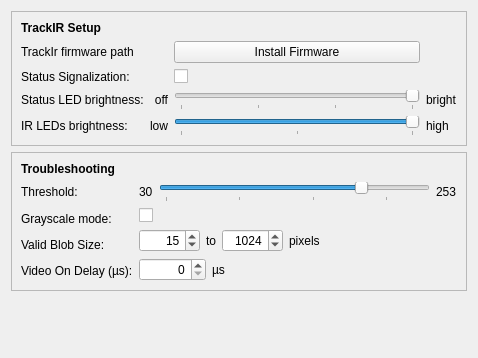
StarTuz/linuxtrack-Qt6-Wayland, file src/qt_gui/tir_setup.ui: the form before one commit.
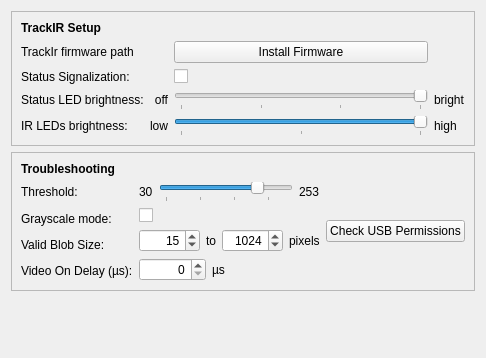
The form after the commit.

Commit message:
macOS: Fix build and resolve Linux USB permissions diagnostic
- Fix macOS build by adding mxml link directories and excluding .obj files from the linker.
- Resolve semaphore naming conflict on macOS.
- Modernize udev rules (remove GROUP=users, add TAG+=uaccess).
- Improve libusb error reporting with bus/device path and strerror.
- Add 'Check USB Permissions' diagnostic button to TrackIR settings GUI.

```diff
--- a/src/qt_gui/tir_setup.ui
+++ b/src/qt_gui/tir_setup.ui
@@ -439,6 +439,33 @@
           </item>
          </layout>
         </item>
+        <item>
+         <layout class="QHBoxLayout" name="horizontalLayout_5">
+          <item>
+           <widget class="QPushButton" name="TirCheckUsb">
+            <property name="text">
+             <string>Check USB Permissions</string>
+            </property>
+            <property name="toolTip">
+             <string>Run USB diagnostics to help troubleshoot device access issues.</string>
+            </property>
+           </widget>
+          </item>
+          <item>
+           <spacer name="horizontalSpacer_5">
+            <property name="orientation">
+             <enum>Qt::Horizontal</enum>
+            </property>
+            <property name="sizeHint" stdset="0">
+             <size>
+              <width>40</width>
+              <height>20</height>
+             </size>
+            </property>
+           </spacer>
+          </item>
+         </layout>
+        </item>
        </layout>
       </item>
      </layout>
```
The commit also changes 4 other files.
